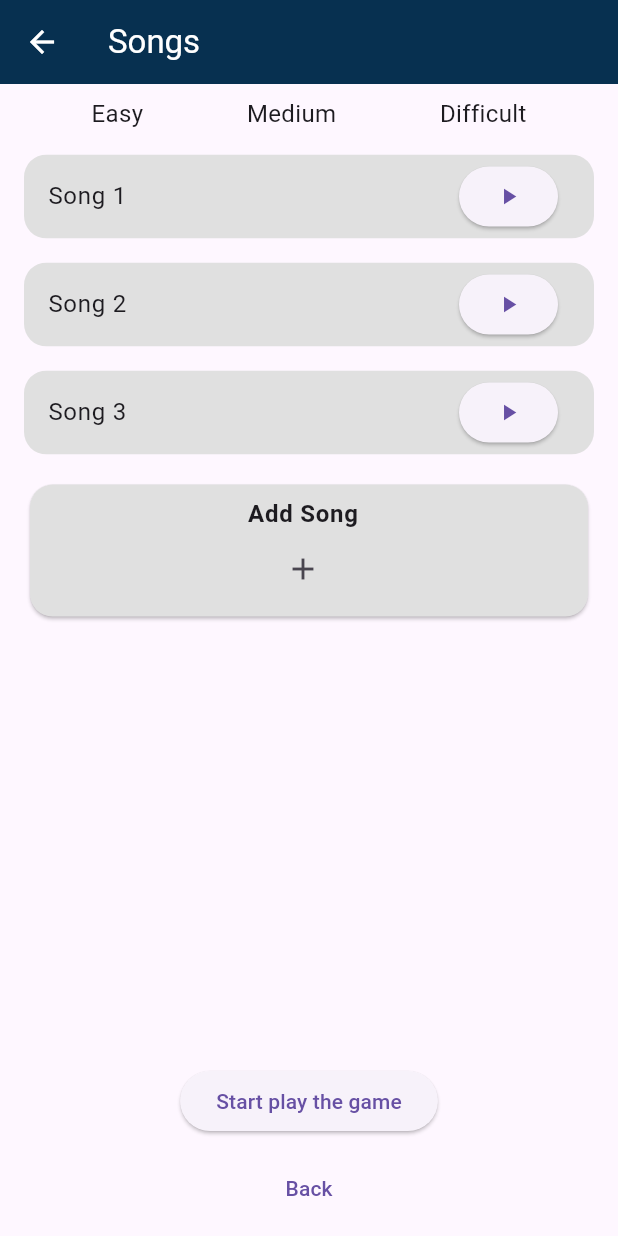
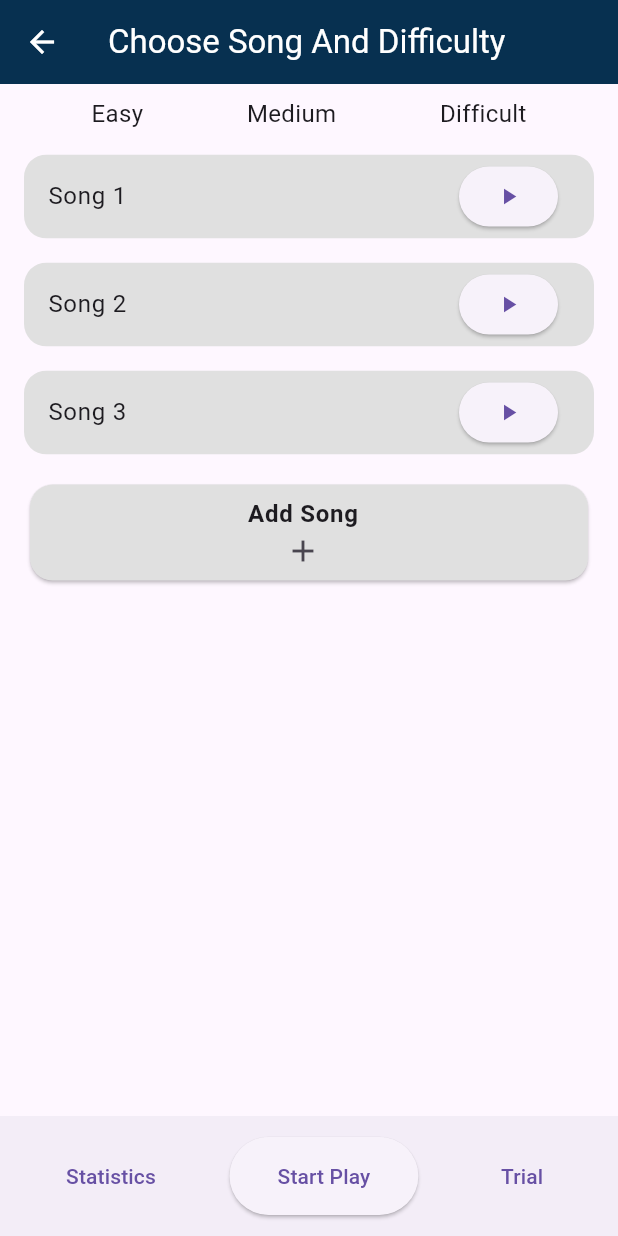
Before and after one commit to alihaj00/glove-musical-game, a Flutter app: the SongsPage screen opened by its route, on a phone screen of 412 x 824 dp. Run offline on Flutter 3.47's test engine with Material 3 defaults, Android fonts, the phone set to English and light mode, and no system bars; our stand-ins replace flutter_blue.

Commit message:
fixes and songs page as main menu

```diff
--- a/musical_glove_app/lib/login_page.dart
+++ b/musical_glove_app/lib/login_page.dart
@@ -66,10 +66,11 @@ class _LoginPageState extends State<LoginPage> {
                   setState(() {
                     isLoading = false; // Hide spinner
                   });
+                  print(response);
                   if (response == "login_ok") {
                   // if (true) {
                     // Move to the main menu page
-                    Navigator.pushNamed(context, '/main menu');
+                    Navigator.pushNamed(context, '/songs');
                   } else {
                     // Show error message or handle incorrect credentials
                     setState(() {
--- a/musical_glove_app/lib/main.dart
+++ b/musical_glove_app/lib/main.dart
@@ -4,7 +4,6 @@ import 'login_page.dart';
 import 'registration_page.dart';
 import 'songs_page.dart';
 import 'ble_handler.dart';
-import 'main_menu.dart';
 import 'statistics_page.dart';
 import 'add_song.dart';
 import 'gameplay.dart';
@@ -28,7 +27,6 @@ class MyApp extends StatelessWidget {
         '/': (context) => const MainPage(),
         '/login': (context) => const LoginPage(),
         '/register': (context) => const RegistrationPage(),
-        '/main menu': (context) => const MainMenuPage(),
         '/songs': (context) => const SongsPage(),
         '/statistics': (context) => const StatisticsPage(),
         '/BT connection': (context) => const BluetoothDeviceListScreen(),
--- a/musical_glove_app/lib/registration_page.dart
+++ b/musical_glove_app/lib/registration_page.dart
@@ -66,9 +66,10 @@ class _RegistrationPageState extends State<RegistrationPage> {
                   setState(() {
                     isLoading = false; // Hide spinner
                   });
+                  print(response);
                   if (response == "register_ok") {
                     // Move to the main menu page
-                    Navigator.pushNamed(context, '/main menu');
+                    Navigator.pushNamed(context, '/songs');
                   } else {
                     // Show error message or handle incorrect credentials
                     setState(() {
--- a/musical_glove_app/lib/songs_page.dart
+++ b/musical_glove_app/lib/songs_page.dart
@@ -18,7 +18,7 @@ class _SongsPageState extends State<SongsPage> {
 
     return Scaffold(
       appBar: AppBar(
-        title: const Text('Songs'),
+        title: const Text('Choose Song And Difficulty'),
         backgroundColor: const Color(0xFF073050),
         foregroundColor: Colors.white,
       ),
@@ -63,23 +63,23 @@ class _SongsPageState extends State<SongsPage> {
                 if (index == songs.length) {
                   return Padding(
                     padding: const EdgeInsets.symmetric(vertical: 8.0, horizontal: 16.0),
+                    child: GestureDetector(
+                      onTap: () {
+                        Navigator.pushNamed(context, '/add song');
+                      },
                       child: Card(
                         color: Colors.grey[300],
                         shape: RoundedRectangleBorder(
                           borderRadius: BorderRadius.circular(15.0),
                         ),
-                    child: ListTile(
+                        child: const ListTile(
                           title: Center(
                             child: Column(
                               children: [
                                 Text('Add Song', style: TextStyle(fontWeight: FontWeight.bold)),
-                            IconButton(
-                              onPressed: () {
-                                Navigator.pushNamed(context, '/add song');
-                              },
-                              icon: Icon(Icons.add),
+                                Icon(Icons.add),
+                              ],
                             ),
-                          ],
                           ),
                         ),
                       ),
@@ -115,13 +115,24 @@ class _SongsPageState extends State<SongsPage> {
               },
             ),
           ),
+          SizedBox(height: 16.0), // Add space between the list and the bottom navigation bar
         ],
       ),
-      bottomNavigationBar: Padding(
-        padding: const EdgeInsets.all(8.0),
-        child: Column(
-          mainAxisSize: MainAxisSize.min,
+      bottomNavigationBar: BottomAppBar(
+        elevation: 8, // Add elevation for better visual separation
+        child: Container(
+          padding: EdgeInsets.symmetric(horizontal: 16.0),
+          height: kBottomNavigationBarHeight + 32.0, // Add extra space for button
+          child: Row(
+            mainAxisAlignment: MainAxisAlignment.spaceBetween,
             children: [
+              TextButton(
+                onPressed: () {
+                  // Navigate to statistics page
+                  Navigator.pushNamed(context, '/statistics');
+                },
+                child: Text('Statistics'),
+              ),
               ElevatedButton(
                 onPressed: () {
                   if (selectedSong.isNotEmpty && selectedDifficulty.isNotEmpty) {
@@ -136,16 +147,22 @@ class _SongsPageState extends State<SongsPage> {
                     );
                   }
                 },
-              child: const Text('Start play the game'),
+                style: ElevatedButton.styleFrom(
+                  padding: EdgeInsets.symmetric(vertical: 16.0, horizontal: 32.0), // Adjust the button size
+                  shape: RoundedRectangleBorder(
+                    borderRadius: BorderRadius.circular(100.0), // Make button round
                   ),
-            const SizedBox(height: 10),
+                ),
+                child: Text('Start Play'),
+              ),
               TextButton(
                 onPressed: () {
-                Navigator.pop(context);
+                  BluetoothHandler.sendRequest('P-reference', () => setState(() {}));
                 },
-              child: const Text('Back'),
+                child: const Text('Trial'),
               ),
             ],
+          ),
         ),
       ),
     );
```
Also changed, not shown: musical_glove_app/lib/ble_handler.dart (+21 -29 lines), musical_glove_app/lib/main_menu.dart (deleted, +0 -57 lines). Lines whose indentation alone changed are shown as unchanged.
